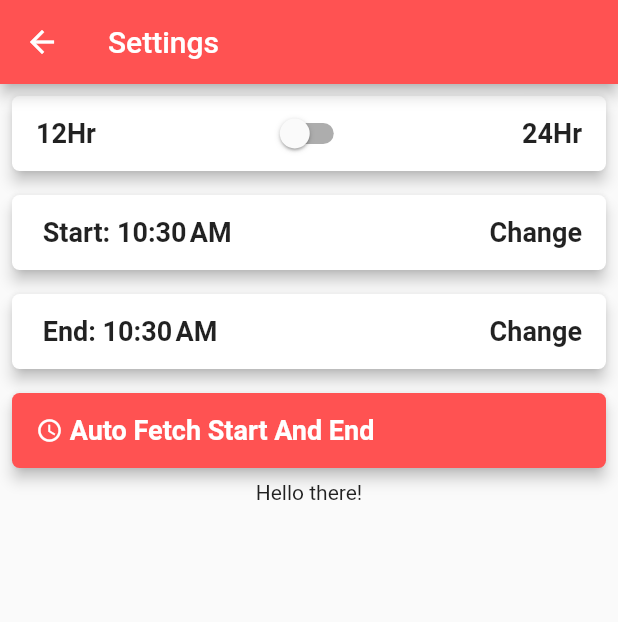
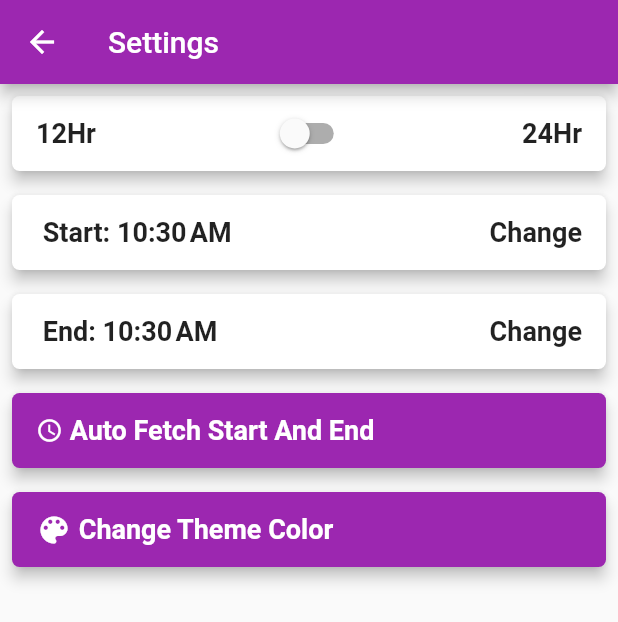
Before and after one commit to whiz25/world_clock_app, a Flutter app: the screen it shows after launch, after a tap on the "settings" icon, on a phone screen of 412 x 824 dp. Shown: the top 622 px of the screen. Run offline on Flutter 3.47's test engine with Material 2 defaults, Android fonts, the phone set to English and light mode, and no system bars; our stand-ins replace async_redux, flutter_colorpicker, flutter_datetime_picker.

Commit message:
Style the color theme changer button

```diff
--- a/lib/async_redux/action/auto_fetch_action.dart
+++ b/lib/async_redux/action/auto_fetch_action.dart
@@ -17,7 +17,6 @@ class AutoFetchStartAndEndAction extends ReduxAction<AppState> {
     DateTime newStartOfDay = DateTime.parse(startDateTime);
     DateTime newEndOfDay = DateTime.parse(endDateTime);
 
-    print(jsonResponse['location']['time'][0]['sunset']['time']);
     return state.copy(startOfDay: newStartOfDay, endOfDay: newEndOfDay);
   }
 }
--- a/lib/async_redux/connector/color_theme_connector.dart
+++ b/lib/async_redux/connector/color_theme_connector.dart
@@ -2,13 +2,15 @@ import 'package:async_redux/async_redux.dart';
 import 'package:flutter/material.dart';
 import 'package:world_clock_app/async_redux/store/app_state.dart';
 import 'package:world_clock_app/async_redux/view%20model/time_model.dart';
+import 'package:world_clock_app/ui/theme_picker.dart';
 
 class ColorThemeConnector extends StatelessWidget {
   @override
   Widget build(BuildContext context) {
     return StoreConnector<AppState, TimeModel>(
-      model: TimeModel(),
-      builder: (BuildContext context, TimeModel vm) => Text('Hello there!'),
-    );
+        model: TimeModel(),
+        builder: (BuildContext context, TimeModel vm) => ThemePicker(
+              model: vm,
+            ));
   }
 }
--- a/lib/async_redux/store/app_state.dart
+++ b/lib/async_redux/store/app_state.dart
@@ -32,7 +32,7 @@ class AppState {
       isTwentyFourHour: false,
       startOfDay: DateTime.now(),
       endOfDay: DateTime.now(),
-      primaryColor: Colors.redAccent,
+      primaryColor: Colors.purple,
     );
   }
 
--- a/lib/ui/regions_list_screen.dart
+++ b/lib/ui/regions_list_screen.dart
@@ -1,6 +1,5 @@
 import 'package:flutter/material.dart';
 import 'package:world_clock_app/async_redux/connector/time_connector.dart';
-import 'package:world_clock_app/async_redux/connector/time_format_selector.dart';
 import 'package:world_clock_app/bloc/bloc_provider.dart';
 import 'package:world_clock_app/bloc/region_bloc.dart';
 import 'package:world_clock_app/bloc/region_state.dart';
--- a/lib/ui/theme_picker.dart
+++ b/lib/ui/theme_picker.dart
@@ -1,8 +1,51 @@
-import 'package:flutter/widgets.dart';
+import 'package:flutter/material.dart';
+import 'package:flutter_colorpicker/flutter_colorpicker.dart';
+import 'package:world_clock_app/async_redux/view%20model/time_model.dart';
 
 class ThemePicker extends StatelessWidget {
+  final TimeModel model;
+
+  ThemePicker({Key key, this.model}) : super(key: key);
+
   @override
-  Widget build(BuildContext context){
+  Widget build(BuildContext context) {
+    return Padding(
+      padding: const EdgeInsets.all(8.0),
+      child: RaisedButton(
+        shape: RoundedRectangleBorder(borderRadius: BorderRadius.circular(5.0)),
+        elevation: 4.0,
+        onPressed: () {
+          showDialog(
+            context: context,
+            builder: (BuildContext context) {
+              return AlertDialog(
+                titlePadding: const EdgeInsets.all(0.0),
+                contentPadding: const EdgeInsets.all(0.0),
+                content: SingleChildScrollView(
+                  child: MaterialPicker(
+                    pickerColor: model.primaryColor,
+                    onColorChanged: changeColor,
+                    enableLabel: true,
+                  ),
+                ),
+              );
+            },
+          );
+        },
+        child: Container(
+          alignment: Alignment.center,
+          height: 50.0,
+          child: Row(
+            children: [
+              Icon(Icons.color_lens, color: Colors.white,),
+              Text(' Change Theme Color',style: TextStyle(fontWeight: FontWeight.bold, fontSize: 18.0, color: Colors.white),),
+            ],
+          )
+          ),
+          color: model.primaryColor,
+      ),
+    );
+  }
 
-  }
+  void changeColor(Color color) => model.changeThemeColor(color);
 }
--- a/pubspec.yaml
+++ b/pubspec.yaml
@@ -32,6 +32,7 @@ dependencies:
   intl: ^0.16.0
   async_redux: ^3.0.5
   flutter_datetime_picker: ^1.4.0
+  flutter_colorpicker: ^0.3.4
 
 dev_dependencies:
   flutter_test:
```
Also changed, not shown: pubspec.lock.
